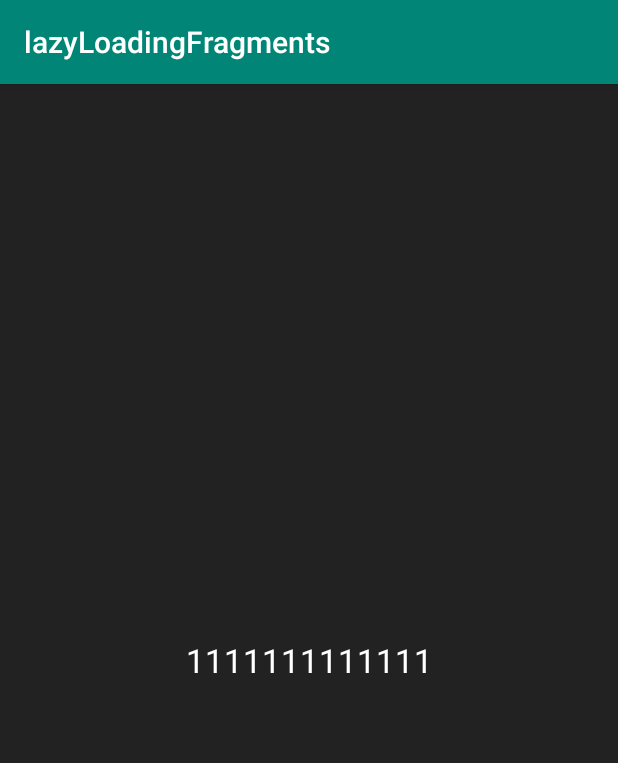
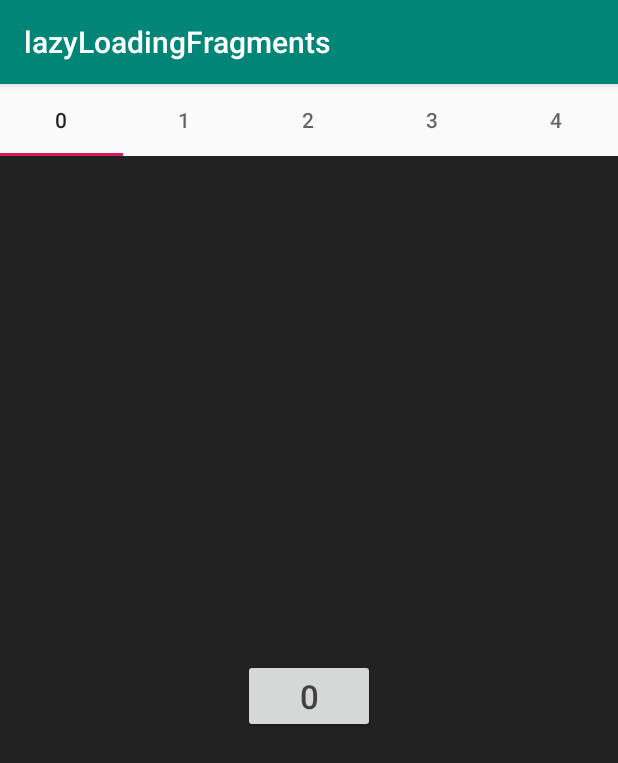
Before and after one commit to 13217300237/ViewPagerKeng, an Android app: the screen it shows after launch (MainActivity), on a phone screen of 412 x 824 dp. Shown: the top 763 px of the screen. Run offline under Robolectric (Android 15) with nearby library versions, the phone set to English and light mode, and no system bars.

Commit message:
更新懒加载核心代码

```diff
--- a/lazyloadingfragments/build.gradle
+++ b/lazyloadingfragments/build.gradle
@@ -32,4 +32,5 @@ dependencies {
     testImplementation 'junit:junit:4.12'
     androidTestImplementation 'com.android.support.test:runner:1.0.2'
     androidTestImplementation 'com.android.support.test.espresso:espresso-core:3.0.2'
+    implementation 'com.android.support:design:28.0.0'
 }
--- a/lazyloadingfragments/src/main/java/study/hank/com/lazyloadingfragments/BaseFragment.java
+++ b/lazyloadingfragments/src/main/java/study/hank/com/lazyloadingfragments/BaseFragment.java
@@ -10,9 +10,13 @@ import android.view.LayoutInflater;
 import android.view.View;
 import android.view.ViewGroup;
 
+/**
+ * 现在你是一个不带懒加载机制的Fragment基类，要让你带有懒加载机制，如何处理
+ */
+@Deprecated
 public abstract class BaseFragment extends Fragment {
 
-    protected abstract String getFragmentTag();
+    protected abstract String getLogTag();
 
     protected abstract int getLayoutId();
 
@@ -21,63 +25,98 @@ public abstract class BaseFragment extends Fragment {
     @Override
     public void onAttach(Context context) {
         super.onAttach(context);
-        Log.d(getFragmentTag(), "onAttach");
     }
 
     @Override
     public void onCreate(@Nullable Bundle savedInstanceState) {
+        Log.d(getLogTag(), "onCreate");
         super.onCreate(savedInstanceState);
-        Log.d(getFragmentTag(), "onCreate");
     }
 
     @Nullable
     @Override
     public View onCreateView(@NonNull LayoutInflater inflater, @Nullable ViewGroup container, @Nullable Bundle savedInstanceState) {
-        Log.d(getFragmentTag(), "onCreateView");
         View root = inflater.inflate(getLayoutId(), null);
+        Log.d(getLogTag(), "onCreateView");
         init(root);
         return root;
     }
 
     @Override
     public void onViewCreated(@NonNull View view, @Nullable Bundle savedInstanceState) {
-        Log.d(getFragmentTag(), "onViewCreated");
         super.onViewCreated(view, savedInstanceState);
+        Log.d(getLogTag(), "onViewCreated");
     }
 
     @Override
     public void onStart() {
         super.onStart();
-        Log.d(getFragmentTag(), "onStart");
+        Log.d(getLogTag(), "onStart");
     }
 
     @Override
     public void onResume() {
         super.onResume();
-        Log.d(getFragmentTag(), "onResume");
+        Log.d(getLogTag(), "onResume");
     }
 
     @Override
     public void onPause() {
         super.onPause();
-        Log.d(getFragmentTag(), "onPause");
+        Log.d(getLogTag(), "onPause");
     }
 
     @Override
     public void onStop() {
         super.onStop();
-        Log.d(getFragmentTag(), "onStop");
+        Log.d(getLogTag(), "onStop");
     }
 
     @Override
     public void onDestroy() {
         super.onDestroy();
-        Log.d(getFragmentTag(), "onDestroy");
+        Log.d(getLogTag(), "onDestroy");
     }
 
     @Override
     public void onDetach() {
         super.onDetach();
-        Log.d(getFragmentTag(), "onDetach");
+    }
+
+    /**
+     *
+     * 下面这一段乱七八糟的，只说明了一个结论：
+     * setUserVisibleHint这个方法，是独立于Fragment生命周期之外的方法。
+     * 所以不能确保它在生命周期的哪个阶段被调用。
+     *
+     * Set a hint to the system about whether this fragment's UI is currently visible
+     * to the user. This hint defaults to true and is persistent across fragment instance
+     * state save and restore.
+     *  给系统设置一个关于当前fragment的UI是否显示给用户的暗示。
+     *  这个暗示默认为true，并且它在fragment示例中是持久的，可以保存和恢复。
+     * <p>An app may set this to false to indicate that the fragment's UI is
+     * scrolled out of visibility or is otherwise not directly visible to the user.
+     * This may be used by the system to prioritize operations such as fragment lifecycle updates
+     * or loader ordering behavior.</p>
+     *  一个app可能设置这个值为false，来表明 这个fragment的UI 滑动到了视线之外，或者是不直接对用户显示。
+     *  它可能被系统用来将操作区分顺序。比如 一个fragment的生命周期更新，或者加载顺序。
+     *
+     * <p><strong>Note:</strong> This method may be called outside of the fragment lifecycle
+     * and thus has no ordering guarantees with regard to fragment lifecycle method calls.</p>
+     *  这个方法可能被fragment的生命周期的外部调用，这样的话，这个方法是独立于fragment生命周期之外的调用。
+     *
+     *
+     * <p><strong>Note:</strong> Prior to Android N there was a platform bug that could cause
+     * <code>setUserVisibleHint</code> to bring a fragment up to the started state before its
+     * <code>FragmentTransaction</code> had been committed. As some apps relied on this behavior,
+     * it is preserved for apps that declare a <code>targetSdkVersion</code> of 23 or lower.</p>
+     *
+     * @param isVisibleToUser true if this fragment's UI is currently visible to the user (default),
+     *                        false if it is not.
+     */
+    @Override
+    public void setUserVisibleHint(boolean isVisibleToUser) {
+        super.setUserVisibleHint(isVisibleToUser);
+        Log.d(getLogTag(), "setUserVisibleHint:" + isVisibleToUser);
     }
 }
--- /dev/null
+++ b/lazyloadingfragments/src/main/java/study/hank/com/lazyloadingfragments/BaseLazyLoadingFragment.java
@@ -0,0 +1,270 @@
+package study.hank.com.lazyloadingfragments;
+
+import android.content.Context;
+import android.os.Bundle;
+import android.support.annotation.NonNull;
+import android.support.annotation.Nullable;
+import android.support.v4.app.Fragment;
+import android.util.Log;
+import android.view.LayoutInflater;
+import android.view.View;
+import android.view.ViewGroup;
+
+/**
+ * 源码从BaseFragment中复制而来，造就一个带有 懒加载机制的Fragment基类
+ * <p>
+ * 所谓懒加载，就是看得到页面才去更新UI，看不到的，就不要浪费资源了
+ *
+ * <p>
+ * 代码版权来自：想学课堂VIP课老师 Alvin老师;
+ * <p>
+ * 2019年7月13日 22:25:46 剽窃完毕，下一步，解析具体细节,讲解在什么情况下会触发程序分支
+ * <p>
+ * 2019年7月14日 17:27:40 开始优化demo，更直观展示懒加载特性
+ * <p>
+ * 下面统筹本次ViewPager+Fragment懒加载实现之后，能够得到优化的几个问题：
+ * <p>
+ * ViewPager+Fragment 有一个特别大的坑。就是 一旦一个Fragment在ViewPager中缓存了，那么当ViewPager所在的Activity执行生命周期函数
+ * （onCreate-onStart-onResume-onPause-onStop-onDestroy），那么fragment也会跟着执行(onCreate-onCreateView-onViewCreated-onStart-onResume
+ * -onPause-onStop-onDestroyView-onDestroy),无论它是不是可见，这就很尴尬了，明明这个Fragment并不可见，你还去调用生命周期函数去浪费UI资源，
+ * 很不合理
+ * <p>
+ * 1、滑动过程中显示那个页面，就去加载哪个页面的数据
+ * 2、比如从Fragment的一个按钮跳转到另一个Activity，再回来时，也只有当前这个可见的Fragment会执行UI更新
+ * 3、
+ */
+public abstract class BaseLazyLoadingFragment extends Fragment {
+
+    private View mRoot;//Fragment在ViewPager中滑动的时候，可能会发生多次 onDestroyView/onCreateView 的情况，将它提取出来，可以优化内存
+
+    protected abstract String getLogTag();
+
+    protected abstract int getLayoutId();
+
+    /**
+     * 只是initView，并不涉及到数据
+     * <p>
+     * 比如，做一些findViewById
+     *
+     * @param root
+     */
+    protected abstract void initView(View root);
+
+    @Override
+    public void onAttach(Context context) {
+        super.onAttach(context);
+    }
+
+    @Override
+    public void onCreate(@Nullable Bundle savedInstanceState) {
+        Log.d(getLogTag(), "onCreate");
+        super.onCreate(savedInstanceState);
+    }
+
+    @Nullable
+    @Override
+    public View onCreateView(@NonNull LayoutInflater inflater, @Nullable ViewGroup container, @Nullable Bundle savedInstanceState) {
+        mRoot = inflater.inflate(getLayoutId(), container, false);
+        Log.d(getLogTag(), "onCreateView");
+        initView(mRoot);
+        //在View创建完毕之后，isViewCreate 要变为true
+        isViewCreated = true;
+        if (!isHidden() && getUserVisibleHint())
+            dispatchVisibleState(true);
+        return mRoot;
+    }
+
+    @Override
+    public void onDestroyView() {//相对应的，当View被销毁的时候，isViewCreated要变为false
+        super.onDestroyView();
+        isViewCreated = false;
+        isFirstVisible = false;
+    }
+
+    @Override
+    public void onViewCreated(@NonNull View view, @Nullable Bundle savedInstanceState) {
+        super.onViewCreated(view, savedInstanceState);
+        Log.d(getLogTag(), "onViewCreated");
+    }
+
+    @Override
+    public void onStart() {
+        super.onStart();
+        Log.d(getLogTag(), "onStart");
+    }
+
+    @Override
+    public void onResume() {
+        super.onResume();
+        Log.d(getLogTag(), "onResume");
+
+        //因为onResume可能会在跳转Activity的时候反复执行，但是不是每一次都需要执行true分发
+        //存在一个情况。ViewPager+Fragment ，当tab1 滑到 tab2 时， tab3 会执行完整的生命周期 onCreate-onCreateView-onViewCreated-onStart-onResume 但是此时tab3并不是可见的，
+        // 没有必要执行true分发
+        if (!isFirstVisible) {//只有在不是第一次可见的时候，才进入逻辑,由于isFirstVisible默认是true，所以，第一次进入onResume不会执行true分发
+            if (!isHidden() && !currentVisibleState && getUserVisibleHint())//没有隐藏，当前状态为不可见，系统的可见hint为true 同时满足
+                // 这个会发生在 Activity1 中 是ViewPager+Fragment时，如果从某个Fragment跳转到activity2，再跳回Activity1，那么 Activity1中的多个Fragment会同时执行onResume，
+                //但是不会所有的fragment都是可见的，所以我只需要对可见的Fragment进行true分发
+                dispatchVisibleState(true);
+        }
+
+    }
+
+    @Override
+    public void onPause() {
+        super.onPause();
+        Log.d(getLogTag(), "onPause");
+        if (currentVisibleState && getUserVisibleHint()) {
+            dispatchVisibleState(false);
+        }
+    }
+
+    @Override
+    public void onStop() {
+        super.onStop();
+        Log.d(getLogTag(), "onStop");
+    }
+
+    @Override
+    public void onDestroy() {
+        super.onDestroy();
+        Log.d(getLogTag(), "onDestroy");
+    }
+
+    @Override
+    public void onDetach() {
+        super.onDetach();
+    }
+
+    /**
+     * 下面这一段原版注解。乱七八糟的，只说明了一个结论：
+     * setUserVisibleHint这个方法，是独立于Fragment生命周期之外的方法。
+     * 所以不能确保它在生命周期的哪个阶段被调用。
+     * <p>
+     * Set a hint to the system about whether this fragment's UI is currently visible
+     * to the user. This hint defaults to true and is persistent across fragment instance
+     * state save and restore.
+     * 给系统设置一个关于当前fragment的UI是否显示给用户的暗示。
+     * 这个暗示默认为true，并且它在fragment示例中是持久的，可以保存和恢复。
+     * <p>An app may set this to false to indicate that the fragment's UI is
+     * scrolled out of visibility or is otherwise not directly visible to the user.
+     * This may be used by the system to prioritize operations such as fragment lifecycle updates
+     * or loader ordering behavior.</p>
+     * 一个app可能设置这个值为false，来表明 这个fragment的UI 滑动到了视线之外，或者是不直接对用户显示。
+     * 它可能被系统用来将操作区分顺序。比如 一个fragment的生命周期更新，或者加载顺序。
+     *
+     * <p><strong>Note:</strong> This method may be called outside of the fragment lifecycle
+     * and thus has no ordering guarantees with regard to fragment lifecycle method calls.</p>
+     * 这个方法可能被fragment的生命周期的外部调用，这样的话，这个方法是独立于fragment生命周期之外的调用。
+     *
+     *
+     * <p><strong>Note:</strong> Prior to Android N there was a platform bug that could cause
+     * <code>setUserVisibleHint</code> to bring a fragment up to the started state before its
+     * <code>FragmentTransaction</code> had been committed. As some apps relied on this behavior,
+     * it is preserved for apps that declare a <code>targetSdkVersion</code> of 23 or lower.</p>
+     *
+     * @param isVisibleToUser true if this fragment's UI is currently visible to the user (default),
+     *                        false if it is not.
+     */
+    @Override
+    public void setUserVisibleHint(boolean isVisibleToUser) {
+        super.setUserVisibleHint(isVisibleToUser);
+        Log.d(getLogTag(), "setUserVisibleHint:" + isVisibleToUser);
+
+        //因为只有在Fragment的View已经被创建的前提下，UI处理才有意义，所以
+        if (isViewCreated) {
+            //为了逻辑严谨，必须当目前状态值和目标相异的时候，才去执行UI可见分发
+            if (currentVisibleState && !isVisibleToUser) {
+                dispatchVisibleState(false);
+            } else if (!currentVisibleState && isVisibleToUser) {
+                dispatchVisibleState(true);
+            }
+        }
+
+    }
+
+    /**
+     * @param hidden
+     */
+    @Override
+    public void onHiddenChanged(boolean hidden) {// 这个，是在Fragment被hide/show的时候被调用
+        super.onHiddenChanged(hidden);
+        if (hidden) {
+            dispatchVisibleState(false);
+        } else {
+            dispatchVisibleState(true);
+        }
+    }
+
+    // 前方高能
+    // ************************* 懒加载机制核心标志位 *****************************
+    private boolean isViewCreated = false;//View是否已经被创建出来， View的创建是在onCreateView中进行，
+    // ViewPager+Fragment很可能会发生多次destroy.create view的情况，所以这个标志位，表示当前fragment的view是否存在
+
+    private boolean isFirstVisible = true;//当前Fragment是否是首次可见；
+    // 设计这个Flag是 因为 根据懒加载的需求，我们往往需要在fragment首次可见的时候，整个页面全部初始化包括数据请求，
+    // 而非第一次可见，UI内容的调整力度会小很多，所以还是区分出来比较好
+
+    private boolean currentVisibleState = false;//当前可见状态
+    // 它表示，当前UI是否可见。为什么设计这个标志位？
+    // 因为，fragment本身api提供的的可见状态，并不完全可信。
+    // 到目前为止，fragment可见状态的相关api有   setUserVisibleHint（可由外部调用，这个方法和生命周期无关）
+    // onHiddenChange（它是在使用Activity+Fragment+FragmentManager时，由FragmentManager改变标志位mHidden）
+    // onResume onPause 这两个是生命周期函数
+    // 因为情况太多，我们单独上述使用任何一个方法作为当前fragment可见的判定，都不合适，所以还是综合所有情况，自己设定一个标志位
+
+
+    //OK，标志位设计完毕了，现在把标志位用起来
+    //设计一个方法，统一分发Ui的可见状态, 当UI可见状态发生变化时，都通过这个方法去处理
+    //至于，UI可见状态什么时候发生变化，就要分多种情况
+    // 比如，ViewPager+Fragment，滑动的时候
+    // 比如，ViewPager+Fragment，从其中一个Fragment跳转到另外的Activity，然后又回来
+
+    /**
+     * @param isVisible 目标，true变为可见，false。变为不可见
+     */
+    private void dispatchVisibleState(boolean isVisible) {
+        if (isVisible == currentVisibleState) return;//如果目标值，和当前值相同，那就别费劲了
+        currentVisibleState = isVisible;//更新状态值
+        if (isVisible) {//如果可见
+            //那就区分是第一次可见，还是非第一次可见
+            if (isFirstVisible) {
+                isFirstVisible = false;
+                onFragmentFirstVisible();
+            }
+            onFragmentResume();
+        } else {
+            onFragmentPause();
+        }
+
+    }
+
+    /**
+     * 当第一次可见的时候(此方法，在View的一次生命周期中只执行一次)
+     */
+    protected void onFragmentFirstVisible() {
+        Log.d(getLogTag(), "第一次可见,进行当前Fragment必要的，和UI无关的初始化操作");
+    }
+
+    /**
+     * 当fragment变成可见的时候(可能会多次)
+     * <p>
+     * 设计这么一对方法 onFragmentResume / onFragmentPause 可以在快速划过页面的时候，保证资源不浪费
+     * <p>
+     * 比如：一共有4个Fragment，我从1，快速滑到4，中途会经过2,3
+     * 2 3 都会经历 onFragmentResume/onFragmentPause,而 onFragmentResume的时候，会去加载数据，然后调用UI线程刷新界面，
+     * 如果此时，停留时间太短，onFragmentResume请求的网络数据尚未返回，若没有onFragmentResume中断操作，那么，在2 不可见的时候，它也去刷新了UI，这是显然的浪费。
+     * 所以，设计这一对方法，可以放置在某个Fragment不可见的时候，浪费UI资源。
+     * 这样做还可以优化滑动卡顿
+     */
+    protected void onFragmentResume() {
+        Log.d(getLogTag(), "onFragmentResume 执行网络请求以及，UI操作");
+    }
+
+    /**
+     * 当fragment变成不可见的时候(可能会多次)
+     */
+    protected void onFragmentPause() {
+        Log.d(getLogTag(), "onFragmentPause 中断网络请求，UI操作");
+    }
+}
--- a/lazyloadingfragments/src/main/java/study/hank/com/lazyloadingfragments/Fragment001.java
+++ /dev/null
@@ -1,33 +0,0 @@
-package study.hank.com.lazyloadingfragments;
-
-import android.os.Bundle;
-import android.view.View;
-import android.widget.TextView;
-
-public class Fragment001 extends BaseFragment {
-
-    public static Fragment001 newInstance(String text) {
-        Bundle args = new Bundle();
-        args.putString("text", text);
-        Fragment001 fragment = new Fragment001();
-        fragment.setArguments(args);
-        return fragment;
-    }
-
-    @Override
-    protected String getFragmentTag() {
-        return "Fragment001Tag";
-    }
-
-    @Override
-    protected int getLayoutId() {
-        return R.layout.fragment_001;
-    }
-
-    @Override
-    protected void init(View root) {
-        TextView tv = root.findViewById(R.id.tv);
-        String text = getArguments().getString("text");
-        tv.setText(text);
-    }
-}
--- a/lazyloadingfragments/src/main/java/study/hank/com/lazyloadingfragments/Fragment002.java
+++ /dev/null
@@ -1,32 +0,0 @@
-package study.hank.com.lazyloadingfragments;
-
-import android.os.Bundle;
-import android.view.View;
-import android.widget.TextView;
-
-public class Fragment002 extends BaseFragment {
-
-    @Override
-    protected String getFragmentTag() {
-        return "Fragment002Tag";
-    }
-
-    public static Fragment002 newInstance(String text) {
-        Bundle args = new Bundle();
-        args.putString("text", text);
-        Fragment002 fragment = new Fragment002();
-        fragment.setArguments(args);
-        return fragment;
-    }
-
-    @Override
-    protected int getLayoutId() {
-        return R.layout.fragment_002;
-    }
-
-    @Override
-    protected void init(View root) {
-        TextView tv = root.findViewById(R.id.tv);
-        tv.setText(getArguments().getString("text"));
-    }
-}
--- a/lazyloadingfragments/src/main/java/study/hank/com/lazyloadingfragments/MainActivity.java
+++ b/lazyloadingfragments/src/main/java/study/hank/com/lazyloadingfragments/MainActivity.java
@@ -1,6 +1,7 @@
 package study.hank.com.lazyloadingfragments;
 
 import android.os.Bundle;
+import android.support.design.widget.TabLayout;
 import android.support.v4.view.ViewPager;
 import android.support.v7.app.AppCompatActivity;
 
@@ -13,6 +14,8 @@ import java.util.List;
 public class MainActivity extends AppCompatActivity {
 
     private ViewPager vp;
+    private TabLayout tabLayout;
+
 
     @Override
     protected void onCreate(Bundle savedInstanceState) {
@@ -20,14 +23,15 @@ public class MainActivity extends AppCompatActivity {
         setContentView(R.layout.activity_main);
 
         List<MyAdapter.Data> data = new ArrayList<>();
-        data.add(new MyAdapter.Data("1111111111111"));
-        data.add(new MyAdapter.Data("2222222222222"));
-        data.add(new MyAdapter.Data("3333333333333"));
-        data.add(new MyAdapter.Data("4444444444444"));
+        for (int i = 0; i < 5; i++) {
+            data.add(new MyAdapter.Data(i + ""));
+        }
 
+        tabLayout = findViewById(R.id.tabLayout);
         vp = findViewById(R.id.vp);
         MyAdapter adapter = new MyAdapter(this, getSupportFragmentManager(), data);
         vp.setAdapter(adapter);
 
+        tabLayout.setupWithViewPager(vp);
     }
 }
--- a/lazyloadingfragments/src/main/java/study/hank/com/lazyloadingfragments/MyAdapter.java
+++ b/lazyloadingfragments/src/main/java/study/hank/com/lazyloadingfragments/MyAdapter.java
@@ -1,6 +1,7 @@
 package study.hank.com.lazyloadingfragments;
 
 import android.content.Context;
+import android.support.annotation.Nullable;
 import android.support.v4.app.Fragment;
 import android.support.v4.app.FragmentManager;
 import android.support.v4.app.FragmentPagerAdapter;
@@ -15,27 +16,21 @@ public class MyAdapter extends FragmentPagerAdapter {
     private List<Data> dataList;
     private Context context;
 
-    public MyAdapter(Context context, FragmentManager fm, List<Data> dataList) {
+    MyAdapter(Context context, FragmentManager fm, List<Data> dataList) {
         super(fm);
         this.context = context;
         this.dataList = dataList;
     }
 
+    @Nullable
+    @Override
+    public CharSequence getPageTitle(int position) {
+        return dataList.get(position).text;
+    }
+
     @Override
     public Fragment getItem(int i) {
-        switch (i) {
-            case 0:
-                return Fragment001.newInstance(dataList.get(i).text);
-            case 1:
-                return Fragment002.newInstance(dataList.get(i).text);
-            case 2:
-                return Fragment003.newInstance(dataList.get(i).text);
-            case 3:
-                return Fragment004.newInstance(dataList.get(i).text);
-            default:
-                break;
-        }
-        return null;
+        return MyFragment.newInstance(dataList.get(i).text);
     }
 
     @Override
--- /dev/null
+++ b/lazyloadingfragments/src/main/java/study/hank/com/lazyloadingfragments/MyFragment.java
@@ -0,0 +1,62 @@
+package study.hank.com.lazyloadingfragments;
+
+import android.content.Intent;
+import android.os.Bundle;
+import android.util.Log;
+import android.view.View;
+import android.widget.Button;
+import android.widget.TextView;
+
+public class MyFragment extends BaseLazyLoadingFragment {
+
+
+    private Button tv;
+    private String textArg;
+
+    public static MyFragment newInstance(String text) {
+        Bundle args = new Bundle();
+        args.putString("text", text);
+        MyFragment fragment = new MyFragment();
+        fragment.setArguments(args);
+        return fragment;
+    }
+
+    @Override
+    protected String getLogTag() {
+        if (textArg == null) textArg = getArguments().getString("text");
+        return "LazyLog:" + textArg;
+    }
+
+    @Override
+    protected int getLayoutId() {
+        return R.layout.fragment_item;
+    }
+
+    @Override
+    protected void initView(View root) {
+        tv = root.findViewById(R.id.tv);
+        tv.setOnClickListener(new View.OnClickListener() {
+            @Override
+            public void onClick(View v) {
+                Intent i = new Intent(getContext(), AnotherActivity.class);
+                startActivity(i);
+            }
+        });
+    }
+
+    @Override
+    protected void onFragmentFirstVisible() {
+        Log.d(getLogTag(), "更新UI:" + Thread.currentThread().getName());
+    }
+
+    @Override
+    protected void onFragmentResume() {
+        Log.d(getLogTag(), "页面恢复:");
+        tv.setText(textArg);
+    }
+
+    @Override
+    protected void onFragmentPause() {
+        Log.d(getLogTag(), "页面暂停:");
+    }
+}
--- a/lazyloadingfragments/src/main/res/layout/activity_main.xml
+++ b/lazyloadingfragments/src/main/res/layout/activity_main.xml
@@ -1,13 +1,21 @@
 <?xml version="1.0" encoding="utf-8"?>
-<android.support.constraint.ConstraintLayout xmlns:android="http://schemas.android.com/apk/res/android"
+<LinearLayout xmlns:android="http://schemas.android.com/apk/res/android"
+    xmlns:app="http://schemas.android.com/apk/res-auto"
     xmlns:tools="http://schemas.android.com/tools"
     android:layout_width="match_parent"
     android:layout_height="match_parent"
+    android:orientation="vertical"
     tools:context=".MainActivity">
+
+    <android.support.design.widget.TabLayout
+        android:id="@+id/tabLayout"
+        android:layout_width="match_parent"
+        android:layout_height="wrap_content" />
 
     <android.support.v4.view.ViewPager
         android:id="@+id/vp"
         android:layout_width="match_parent"
-        android:layout_height="match_parent"></android.support.v4.view.ViewPager>
+        android:layout_height="match_parent"
+        android:background="#222222" />
 
-</android.support.constraint.ConstraintLayout>
+</LinearLayout>
--- a/lazyloadingfragments/src/main/res/layout/fragment_001.xml
+++ /dev/null
@@ -1,21 +0,0 @@
-<?xml version="1.0" encoding="utf-8"?>
-<android.support.constraint.ConstraintLayout xmlns:android="http://schemas.android.com/apk/res/android"
-    xmlns:app="http://schemas.android.com/apk/res-auto"
-    android:layout_width="match_parent"
-    android:layout_height="match_parent"
-    android:background="#222222">
-
-    <TextView
-        android:id="@+id/tv"
-        android:layout_width="wrap_content"
-        android:layout_height="wrap_content"
-        android:padding="10dp"
-        android:text="我是Fragment1"
-        android:textColor="#ffffff"
-        android:textSize="22sp"
-        app:layout_constraintBottom_toBottomOf="parent"
-        app:layout_constraintLeft_toLeftOf="parent"
-        app:layout_constraintRight_toRightOf="parent"
-        app:layout_constraintTop_toTopOf="parent" />
-
-</android.support.constraint.ConstraintLayout>
--- a/lazyloadingfragments/src/main/res/layout/fragment_004.xml
+++ b/lazyloadingfragments/src/main/res/layout/fragment_item.xml
@@ -3,19 +3,21 @@
     xmlns:app="http://schemas.android.com/apk/res-auto"
     android:layout_width="match_parent"
     android:layout_height="match_parent"
-    android:background="#888888">
+    xmlns:tools="http://schemas.android.com/tools"
+    android:background="#222222">
 
-    <TextView
+    <Button
         android:id="@+id/tv"
         android:layout_width="wrap_content"
         android:layout_height="wrap_content"
         android:padding="10dp"
-        android:text="我是Fragment4"
-        android:textColor="#ffffff"
+        tools:text="222"
+        android:textColor="@color/cardview_dark_background"
         android:textSize="22sp"
         app:layout_constraintBottom_toBottomOf="parent"
         app:layout_constraintLeft_toLeftOf="parent"
         app:layout_constraintRight_toRightOf="parent"
         app:layout_constraintTop_toTopOf="parent" />
 
+
 </android.support.constraint.ConstraintLayout>
```
Also changed, not shown: lazyloadingfragments/src/main/AndroidManifest.xml (+6 -1 lines), lazyloadingfragments/src/main/java/study/hank/com/lazyloadingfragments/AnotherActivity.java (added, +13 -0 lines), lazyloadingfragments/src/main/java/study/hank/com/lazyloadingfragments/Fragment003.java (deleted, +0 -31 lines), lazyloadingfragments/src/main/java/study/hank/com/lazyloadingfragments/Fragment004.java (deleted, +0 -31 lines), lazyloadingfragments/src/main/res/layout/activity_another.xml (renamed from lazyloadingfragments/src/main/res/layout/fragment_002.xml, +3 -10 lines), lazyloadingfragments/src/main/res/layout/fragment_003.xml (deleted, +0 -21 lines).
